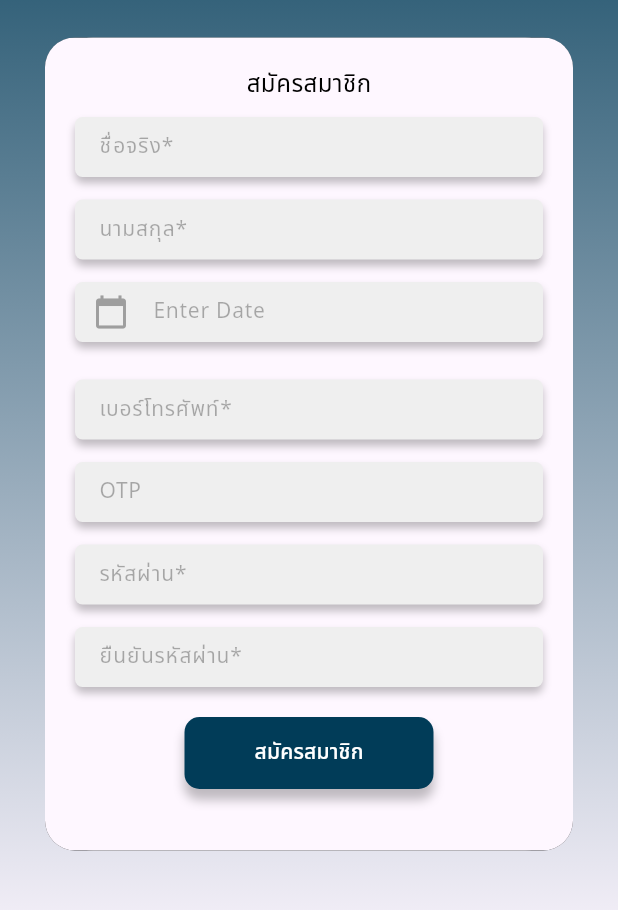
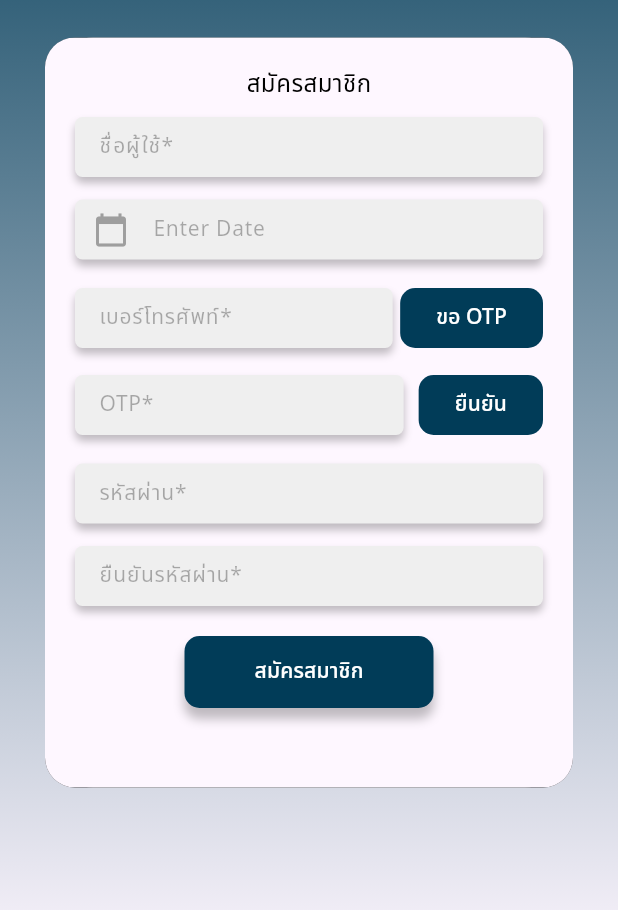
Before and after one commit to Graffitiii/bad-a-pow, a Flutter app: the screen it shows after launch, after a tap on "สมัครสมาชิก", on a phone screen of 412 x 824 dp, the part 255-1165 px from its top. Run offline on Flutter 3.47's test engine with Material 3 defaults, Android fonts, the phone set to English and light mode, and no system bars; our stand-ins replace carousel_slider, dropdown_button2, google_fonts, table_calendar; project files that could hold a hidden picture were left out.

Commit message:
"new-ui-signup "

```diff
--- a/lib/screen/TabbarButton.dart
+++ b/lib/screen/TabbarButton.dart
@@ -1,7 +1,6 @@
 import 'package:finalmo/screen/gang/findGang.dart';
 import 'package:finalmo/screen/myGang/myGang.dart';
 import 'package:finalmo/screen/profile/profile.dart';
-import 'package:finalmo/screen/profile/Owner_Apply.dart';
 import 'package:flutter/material.dart';
 
 class TabBarViewBottom extends StatelessWidget {
@@ -28,10 +27,10 @@ class TabBarViewBottom extends StatelessWidget {
 
   Widget menu() {
     return Container(
-      color: Color(0xFF013C58),
+      color: Color.fromARGB(255, 224, 224, 224),
       child: TabBar(
-        labelColor: Colors.white,
-        unselectedLabelColor: Colors.white70,
+        labelColor: Color(0xFFF5A201),
+        unselectedLabelColor: Color(0xFF013C58),
         indicatorSize: TabBarIndicatorSize.tab,
         indicatorPadding: EdgeInsets.all(5.0),
         indicatorColor: Color(0xFFF5A201),
--- a/lib/screen/login_page/login.dart
+++ b/lib/screen/login_page/login.dart
@@ -5,6 +5,7 @@ import 'package:finalmo/screen/login_page/signup.dart';
 import 'package:flutter/material.dart';
 import 'package:finalmo/screen/login_page/forgetpassword.dart';
 import 'package:google_fonts/google_fonts.dart';
+import 'package:flutter/services.dart';
 
 // import 'package:getwidget/getwidget.dart';
 
@@ -59,7 +60,7 @@ class _LoginScreenState extends State<LoginScreen> {
                         child: Center(
                           child: Container(
                             width: 500,
-                            height: 320,
+                            height: 300,
                             decoration: ShapeDecoration(
                                 color: Colors.white,
                                 shape: ContinuousRectangleBorder(
@@ -141,6 +142,12 @@ class _LoginScreenState extends State<LoginScreen> {
                                             errorStyle: TextStyle(fontSize: 12),
                                           ),
                                           keyboardType: TextInputType.phone,
+                                          inputFormatters: [
+                                            FilteringTextInputFormatter
+                                                .digitsOnly,
+                                            LengthLimitingTextInputFormatter(
+                                                10),
+                                          ],
                                           // onSaved: (String email) {
                                           //   profile.email = email;
                                           // },
--- a/lib/screen/login_page/signup.dart
+++ b/lib/screen/login_page/signup.dart
@@ -17,7 +17,7 @@ class _SignUpState extends State<SignUp> {
   Widget build(BuildContext context) {
     return Scaffold(
       body: BackgroundSignIn(
-        containerHeight: 542,
+        containerHeight: 500,
         child: SignUpObject(),
       ),
     );
@@ -54,7 +54,7 @@ class SignUpObject extends StatelessWidget {
                 child: SizedBox(
                   height: 40.0,
                   child: TextFormField(
-                    decoration: _buildInputUser('ชื่อจริง*'),
+                    decoration: _buildInputUser('ชื่อผู้ใช้*'),
                     // onSaved: (String password) {
                     //   profile.password = password;
                     // },
@@ -64,92 +64,95 @@ class SignUpObject extends StatelessWidget {
               SizedBox(
                 height: 15,
               ),
-              Container(
-                decoration: _buildBoxUser(),
-                child: SizedBox(
-                  height: 40.0,
-                  child: TextFormField(
-                    decoration: _buildInputUser('นามสกุล*'),
-                    // onSaved: (String password) {
-                    //   profile.password = password;
-                    // },
-                  ),
+              SizedBox(
+                height: 40,
+                child: Container(
+                  width: 500,
+                  height: 65,
+                  child: DatePicker(),
                 ),
               ),
               SizedBox(
                 height: 15,
               ),
-              Container(
-                width: 500,
-                height: 65,
-                child: DatePicker(),
-              ),
-              Container(
+              Row(
+                children: [
+                  Expanded(
+                    child: Container(
                       decoration: _buildBoxUser(),
                       child: SizedBox(
                         height: 40.0,
                         child: TextField(
                           decoration: _buildInputUser('เบอร์โทรศัพท์*'),
-                    keyboardType:
-                        TextInputType.phone, // Set the keyboard type to phone
+                          keyboardType: TextInputType.phone,
                           inputFormatters: [
-                      FilteringTextInputFormatter.digitsOnly
-                    ], // Allow only digits
-                    // onSaved: (String password) {
-                    //   profile.password = password;
-                    // },
+                            FilteringTextInputFormatter.digitsOnly,
+                            LengthLimitingTextInputFormatter(10),
+                          ],
                         ),
                       ),
                     ),
-              SizedBox(
-                height: 15,
                   ),
-              Container(
-                decoration: BoxDecoration(
-                  boxShadow: [
-                    BoxShadow(
-                      color: Color(0x3F000000),
-                      blurRadius: 4,
-                      offset: Offset(0, 4),
-                      spreadRadius: 0,
+                  SizedBox(width: 5), // เพิ่มระยะห่างระหว่าง TextField และปุ่ม
+                  ElevatedButton(
+                    onPressed: () {},
+                    style: ElevatedButton.styleFrom(
+                      primary: Color(0xFF013C58),
+                      shape: RoundedRectangleBorder(
+                        borderRadius: BorderRadius.circular(10),
+                      ),
+                      elevation: 0,
+                    ),
+                    child: Text(
+                      'ขอ OTP',
+                      style: TextStyle(
+                        fontSize: 14,
+                        color: Colors.white,
+                      ),
+                    ),
                   ),
                 ],
-                  borderRadius: BorderRadius.circular(5.0),
               ),
+              SizedBox(
+                height: 10,
+              ),
+              Row(
+                children: [
+                  Expanded(
+                    child: Container(
+                      decoration: _buildBoxUser(),
                       child: SizedBox(
                         height: 40.0,
                         child: TextField(
-                    decoration: InputDecoration(
-                      focusedBorder: OutlineInputBorder(
-                        borderSide: BorderSide(width: 1.0),
-                      ),
-                      enabledBorder: OutlineInputBorder(
-                        borderSide: BorderSide.none,
-                        borderRadius: BorderRadius.circular(5.0),
-                      ),
-                      labelText: 'OTP',
-                      labelStyle: TextStyle(
-                        color: Colors.black.withOpacity(0.3100000023841858),
-                        fontSize: 14,
-                        fontWeight: FontWeight.w400,
-                      ),
-                      border: InputBorder.none,
-                      filled: true,
-                      fillColor: Color(0xFFEFEFEF),
-                      contentPadding:
-                          EdgeInsets.symmetric(vertical: 0, horizontal: 12),
-                    ),
-                    keyboardType:
-                        TextInputType.phone, // Set the keyboard type to phone
+                          decoration: _buildInputUser('OTP*'),
+                          keyboardType: TextInputType.phone,
                           inputFormatters: [
                             FilteringTextInputFormatter.digitsOnly,
                             LengthLimitingTextInputFormatter(4),
-                    ], // Allow only digits
-                    // onSaved: (String password) {
-                    //   profile.password = password;
-                    // },
+                          ],
                         ),
                       ),
+                    ),
+                  ),
+                  SizedBox(width: 10), // เพิ่มระยะห่างระหว่าง TextField และปุ่ม
+                  ElevatedButton(
+                    onPressed: () {},
+                    style: ElevatedButton.styleFrom(
+                      primary: Color(0xFF013C58),
+                      shape: RoundedRectangleBorder(
+                        borderRadius: BorderRadius.circular(10),
+                      ),
+                      elevation: 0,
+                    ),
+                    child: Text(
+                      'ยืนยัน',
+                      style: TextStyle(
+                        fontSize: 14,
+                        color: Colors.white,
+                      ),
+                    ),
+                  ),
+                ],
               ),
               SizedBox(
                 height: 15,
```
Lines whose indentation alone changed are shown as unchanged.
